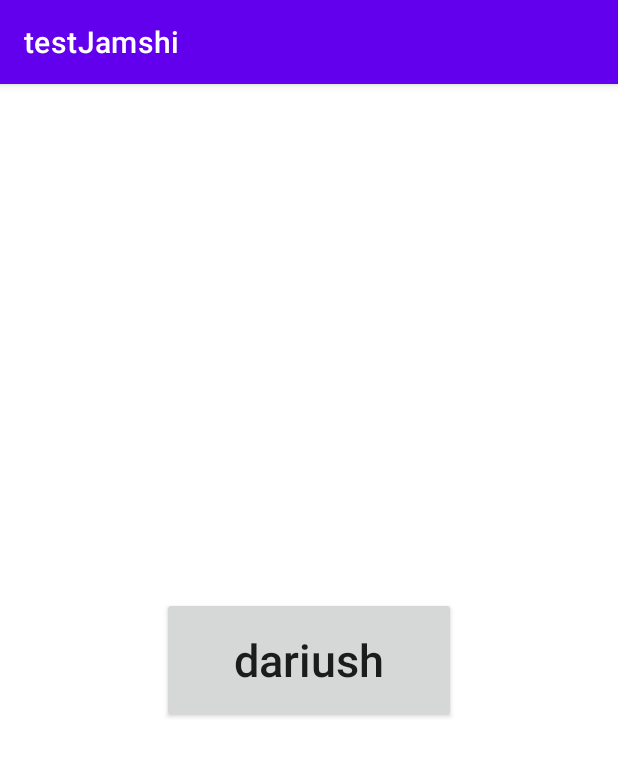
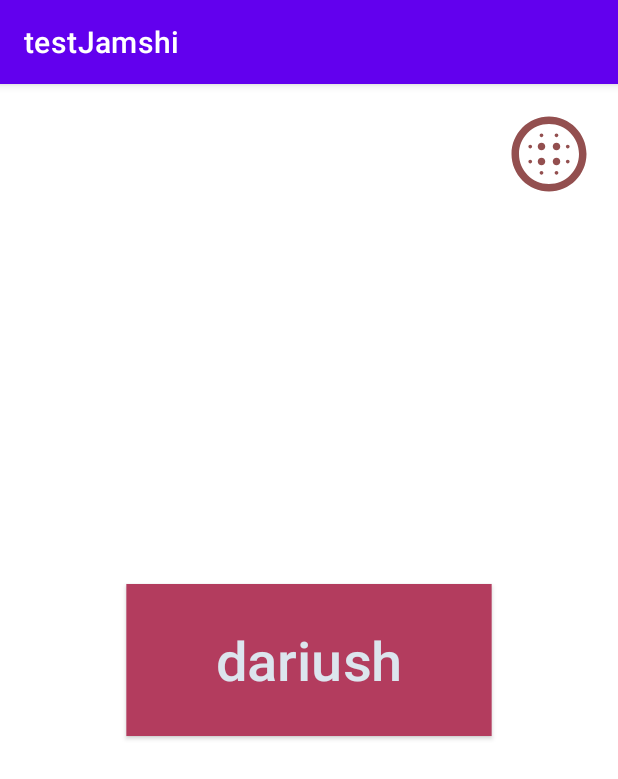
Before and after one commit to Javad-Aboutorabi/batnaClassAndroid, an Android app: the screen it shows after launch (MainActivity), after a tap on "Toast", on a phone screen of 412 x 824 dp. Shown: the top 779 px of the screen. Run offline under Robolectric (Android 15) with nearby library versions, the phone set to English and light mode, and no system bars.

Commit message:
Changed activity

```diff
--- a/app/src/main/AndroidManifest.xml
+++ b/app/src/main/AndroidManifest.xml
@@ -9,6 +9,7 @@
         android:roundIcon="@mipmap/ic_launcher_round"
         android:supportsRtl="true"
         android:theme="@style/Theme.TestJamshi">
+        <activity android:name=".Secound"></activity>
         <activity android:name=".MainActivity">
             <intent-filter>
                 <action android:name="android.intent.action.MAIN" />
--- a/app/src/main/java/com/javad/testjamshi/MainActivity.java
+++ b/app/src/main/java/com/javad/testjamshi/MainActivity.java
@@ -1,7 +1,11 @@
 package com.javad.testjamshi;
 
+import android.annotation.SuppressLint;
+import android.content.Intent;
+import android.graphics.Color;
 import android.os.Bundle;
 import android.widget.Button;
+import android.widget.ImageButton;
 import android.widget.Toast;
 
 import androidx.appcompat.app.AppCompatActivity;
@@ -11,6 +15,7 @@ import java.util.Random;
 
 public class MainActivity extends AppCompatActivity {
 
+    @SuppressLint("WrongViewCast")
     @Override
     protected void onCreate(Bundle savedInstanceState) {
         super.onCreate(savedInstanceState);
@@ -31,6 +36,17 @@ public class MainActivity extends AppCompatActivity {
             Random random = new Random();
             int a = random.nextInt(name.size());
             button.setText(name.get(a).toString());
+            button.setBackgroundColor(Color.argb(255,random.nextInt(255),random.nextInt(255),random.nextInt(255)));
+            button.setTextColor(Color.argb(255,random.nextInt(255-210)+210,random.nextInt(255-210)+210,random.nextInt(255-210)+210));
+            button.setScaleX((float) (random.nextFloat()+0.5));
+            button.setScaleY((float) (random.nextFloat()+0.5));
         });
+        ImageButton button2;
+        button2 = findViewById(R.id.next);
+        button2.setOnClickListener(v -> {
+            Intent intent=new Intent(this,Secound.class);
+            startActivity(intent);
+        });
+
     }
 }
--- /dev/null
+++ b/app/src/main/res/drawable/ic_circular.xml
@@ -0,0 +1,5 @@
+<vector android:height="24dp" android:tint="#934F4F"
+    android:viewportHeight="24" android:viewportWidth="24"
+    android:width="24dp" xmlns:android="http://schemas.android.com/apk/res/android">
+    <path android:fillColor="@android:color/white" android:pathData="M10,9c-0.55,0 -1,0.45 -1,1s0.45,1 1,1 1,-0.45 1,-1 -0.45,-1 -1,-1zM10,13c-0.55,0 -1,0.45 -1,1s0.45,1 1,1 1,-0.45 1,-1 -0.45,-1 -1,-1zM7,9.5c-0.28,0 -0.5,0.22 -0.5,0.5s0.22,0.5 0.5,0.5 0.5,-0.22 0.5,-0.5 -0.22,-0.5 -0.5,-0.5zM10,16.5c-0.28,0 -0.5,0.22 -0.5,0.5s0.22,0.5 0.5,0.5 0.5,-0.22 0.5,-0.5 -0.22,-0.5 -0.5,-0.5zM7,13.5c-0.28,0 -0.5,0.22 -0.5,0.5s0.22,0.5 0.5,0.5 0.5,-0.22 0.5,-0.5 -0.22,-0.5 -0.5,-0.5zM10,7.5c0.28,0 0.5,-0.22 0.5,-0.5s-0.22,-0.5 -0.5,-0.5 -0.5,0.22 -0.5,0.5 0.22,0.5 0.5,0.5zM14,9c-0.55,0 -1,0.45 -1,1s0.45,1 1,1 1,-0.45 1,-1 -0.45,-1 -1,-1zM14,7.5c0.28,0 0.5,-0.22 0.5,-0.5s-0.22,-0.5 -0.5,-0.5 -0.5,0.22 -0.5,0.5 0.22,0.5 0.5,0.5zM17,13.5c-0.28,0 -0.5,0.22 -0.5,0.5s0.22,0.5 0.5,0.5 0.5,-0.22 0.5,-0.5 -0.22,-0.5 -0.5,-0.5zM17,9.5c-0.28,0 -0.5,0.22 -0.5,0.5s0.22,0.5 0.5,0.5 0.5,-0.22 0.5,-0.5 -0.22,-0.5 -0.5,-0.5zM12,2C6.48,2 2,6.48 2,12s4.48,10 10,10 10,-4.48 10,-10S17.52,2 12,2zM12,20c-4.42,0 -8,-3.58 -8,-8s3.58,-8 8,-8 8,3.58 8,8 -3.58,8 -8,8zM14,16.5c-0.28,0 -0.5,0.22 -0.5,0.5s0.22,0.5 0.5,0.5 0.5,-0.22 0.5,-0.5 -0.22,-0.5 -0.5,-0.5zM14,13c-0.55,0 -1,0.45 -1,1s0.45,1 1,1 1,-0.45 1,-1 -0.45,-1 -1,-1z"/>
+</vector>
--- a/app/src/main/res/layout/activity_main.xml
+++ b/app/src/main/res/layout/activity_main.xml
@@ -20,4 +20,16 @@
         app:layout_constraintTop_toTopOf="parent"
         tools:ignore="MissingConstraints" />
 
+    <ImageButton
+        android:id="@+id/next"
+        android:layout_width="60dp"
+        android:layout_height="60dp"
+        android:background="@drawable/ic_circular"
+        app:layout_constraintBottom_toTopOf="@+id/buttonPanel"
+        app:layout_constraintEnd_toEndOf="parent"
+        app:layout_constraintHorizontal_bias="0.954"
+        app:layout_constraintStart_toStartOf="parent"
+        app:layout_constraintTop_toTopOf="parent"
+        app:layout_constraintVertical_bias="0.06" />
+
 </androidx.constraintlayout.widget.ConstraintLayout>
```
Also changed, not shown: app/src/main/java/com/javad/testjamshi/Secound.java (added, +14 -0 lines), app/src/main/res/layout/activity_secound.xml (added, +9 -0 lines).
